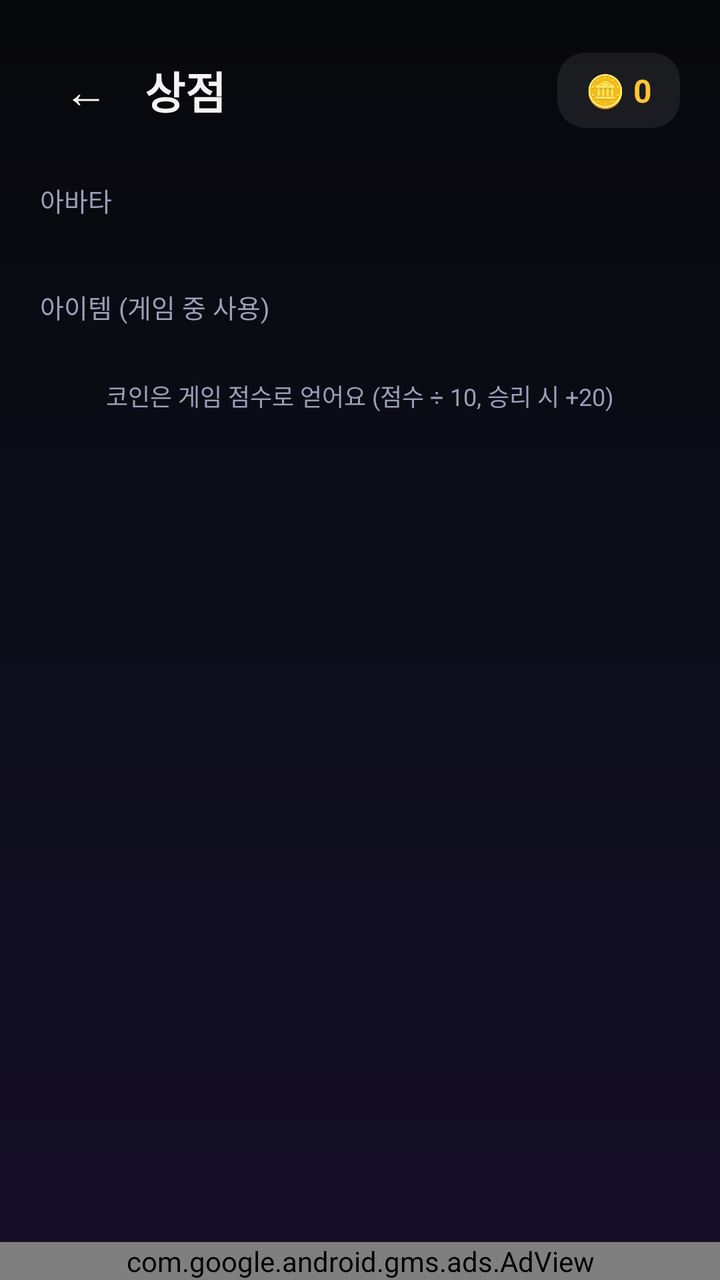
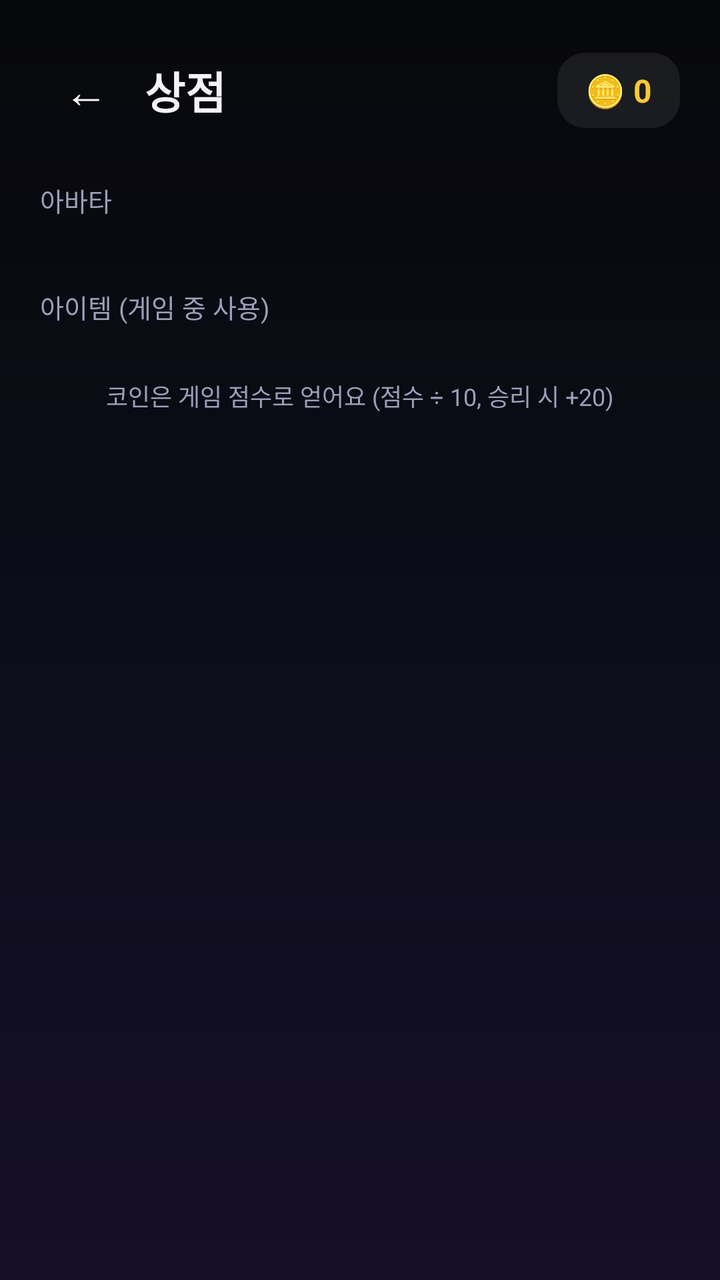

An Android layout rendered at two revisions. The XML below is the earlier revision; the diff shows what the commit changed to produce the second picture.
<!-- AndroidManifest.xml: application theme Theme.KKeutmal -->
<!-- res/layout/activity_shop.xml -->
<?xml version="1.0" encoding="utf-8"?>
<LinearLayout xmlns:android="http://schemas.android.com/apk/res/android"
    xmlns:app="http://schemas.android.com/apk/res-auto"
    android:layout_width="match_parent"
    android:layout_height="match_parent"
    android:orientation="vertical">

<ScrollView
        android:layout_width="match_parent"
        android:layout_height="0dp"
        android:layout_weight="1"
    android:fillViewport="true"
    android:overScrollMode="never">

    <LinearLayout
        android:layout_width="match_parent"
        android:layout_height="wrap_content"
        android:orientation="vertical"
        android:padding="20dp">

        <LinearLayout
            android:layout_width="match_parent"
            android:layout_height="wrap_content"
            android:orientation="horizontal"
            android:gravity="center_vertical">

            <com.google.android.material.button.MaterialButton
                android:id="@+id/btnBack"
                style="?attr/borderlessButtonStyle"
                android:layout_width="wrap_content"
                android:layout_height="wrap_content"
                android:minWidth="0dp"
                android:text="←"
                android:textColor="@color/text_primary"
                android:textSize="22sp" />

            <TextView
                android:layout_width="0dp"
                android:layout_weight="1"
                android:layout_height="wrap_content"
                android:layout_marginStart="6dp"
                android:text="상점"
                android:textColor="@color/text_primary"
                android:textSize="22sp"
                android:fontFamily="sans-serif-black" />

            <TextView
                android:id="@+id/tvShopCoins"
                android:layout_width="wrap_content"
                android:layout_height="wrap_content"
                android:background="@drawable/bubble_sys"
                android:paddingHorizontal="14dp"
                android:paddingVertical="8dp"
                android:text="🪙 0"
                android:textColor="@color/warn"
                android:textSize="16sp"
                android:textStyle="bold" />
        </LinearLayout>

        <TextView
            android:layout_width="wrap_content"
            android:layout_height="wrap_content"
            android:layout_marginTop="20dp"
            android:text="아바타"
            android:textColor="@color/text_dim"
            android:textSize="13sp" />

        <GridLayout
            android:id="@+id/gridAvatars"
            android:layout_width="match_parent"
            android:layout_height="wrap_content"
            android:layout_marginTop="10dp"
            android:columnCount="4" />

        <TextView
            android:layout_width="wrap_content"
            android:layout_height="wrap_content"
            android:layout_marginTop="24dp"
            android:text="아이템 (게임 중 사용)"
            android:textColor="@color/text_dim"
            android:textSize="13sp" />

        <LinearLayout
            android:id="@+id/listItems"
            android:layout_width="match_parent"
            android:layout_height="wrap_content"
            android:layout_marginTop="6dp"
            android:orientation="vertical" />

        <TextView
            android:layout_width="match_parent"
            android:layout_height="wrap_content"
            android:layout_marginTop="20dp"
            android:layout_marginBottom="12dp"
            android:gravity="center"
            android:text="코인은 게임 점수로 얻어요 (점수 ÷ 10, 승리 시 +20)"
            android:textColor="@color/text_dim"
            android:textSize="12sp" />
    </LinearLayout>
</ScrollView>

    
    <com.google.android.gms.ads.AdView
        android:id="@+id/adBanner"
        android:layout_width="match_parent"
        android:layout_height="wrap_content"
        android:layout_gravity="center_horizontal"
        app:adSize="BANNER" />

</LinearLayout>
<!-- resources referenced by this layout -->
<resources>
  <color name="text_dim">#9C9FB8</color>
  <color name="text_primary">#F4F4F6</color>
  <color name="warn">#FFC533</color>
  <!-- drawable bubble_sys (drawable) -->
  <?xml version="1.0" encoding="utf-8"?>
  <shape xmlns:android="http://schemas.android.com/apk/res/android" android:shape="rectangle">
      <solid android:color="#14FFFFFF" />
      <corners android:radius="14dp" />
  </shape>
  <style name="Theme.KKeutmal" parent="Theme.Material3.Dark.NoActionBar">
          <item name="colorPrimary">@color/accent</item>
          <item name="colorOnPrimary">@color/text_on_accent</item>
          <item name="colorSecondary">@color/accent2</item>
          <item name="colorSurface">@color/surface</item>
          <item name="colorOnSurface">@color/text_primary</item>
          <item name="android:colorBackground">@color/bg_top</item>
          <item name="android:windowBackground">@drawable/bg_gradient</item>
          <item name="android:statusBarColor">@color/bg_top</item>
          <item name="android:navigationBarColor">@color/bg_bottom</item>
          <item name="android:windowLightStatusBar">false</item>
          <item name="android:textColor">@color/text_primary</item>
      </style>
  <color name="accent">#7C6CFF</color>
  <color name="text_on_accent">#FFFFFF</color>
  <color name="accent2">#59D499</color>
  <color name="surface">#111225</color>
  <color name="bg_top">#07080B</color>
  <!-- drawable bg_gradient (drawable) -->
  <?xml version="1.0" encoding="utf-8"?>
  <shape xmlns:android="http://schemas.android.com/apk/res/android" android:shape="rectangle">
      <gradient
          android:angle="270"
          android:startColor="@color/bg_top"
          android:centerColor="#0D0D1A"
          android:endColor="@color/bg_bottom" />
  </shape>
  <color name="bg_bottom">#150F28</color>
</resources>

<!-- the commit's change to res/layout/activity_shop.xml (unified diff, before → after) -->
@@ -100,11 +100,10 @@
 </ScrollView>
 
     
-    <com.google.android.gms.ads.AdView
-        android:id="@+id/adBanner"
+    <FrameLayout
+        android:id="@+id/adContainer"
         android:layout_width="match_parent"
         android:layout_height="wrap_content"
-        android:layout_gravity="center_horizontal"
-        app:adSize="BANNER" />
+        android:layout_gravity="center_horizontal" />
 
 </LinearLayout>
